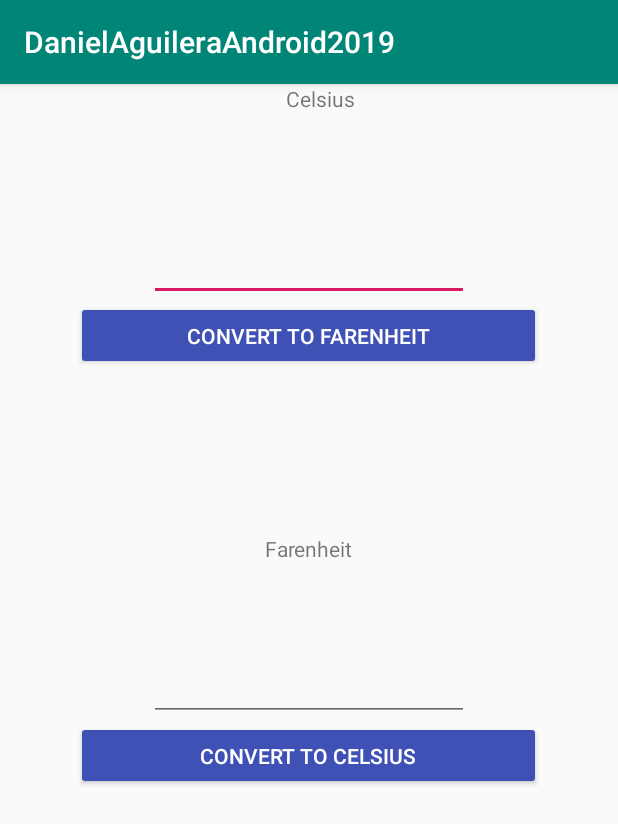
After one commit to eagleera/DanielAguileraAndroid2019, an Android app: the TemperatureConversion screen opened directly, with no data from a screen before it, on a phone screen of 412 x 824 dp. The commit adds this screen. Shown: the top 824 px of the screen. Run offline under Robolectric (Android 15) with nearby library versions, the phone set to English and light mode, and no system bars.

Commit message:
se agrega el temperature conversor

```diff
--- a/app/src/main/AndroidManifest.xml
+++ b/app/src/main/AndroidManifest.xml
@@ -9,6 +9,8 @@
             android:roundIcon="@mipmap/ic_launcher_round"
             android:supportsRtl="true"
             android:theme="@style/AppTheme">
+        <activity android:name=".TemperatureConversion">
+        </activity>
         <activity android:name=".TimeFighter">
         </activity>
         <activity android:name=".HelloWorld">
--- a/app/src/main/java/com/example/danielaguileraandroid2019/MainActivity.kt
+++ b/app/src/main/java/com/example/danielaguileraandroid2019/MainActivity.kt
@@ -16,8 +16,8 @@ class MainActivity : AppCompatActivity() {
             startActivity(intent)
         }
 
-        btnTimeFighter.setOnClickListener {
-            val intent = Intent(this, TimeFighter::class.java)
+        btnTempConversion.setOnClickListener {
+            val intent = Intent(this, TemperatureConversion::class.java)
             startActivity(intent)
         }
     }
--- /dev/null
+++ b/app/src/main/res/layout/activity_temperature_conversion.xml
@@ -0,0 +1,94 @@
+<?xml version="1.0" encoding="utf-8"?>
+<LinearLayout xmlns:android="http://schemas.android.com/apk/res/android"
+     xmlns:app="http://schemas.android.com/apk/res-auto"
+     xmlns:tools="http://schemas.android.com/tools"
+     android:layout_width="match_parent"
+     android:id="@+id/container"
+     android:orientation="vertical"
+     android:layout_height="match_parent">
+    <LinearLayout
+            android:orientation="vertical"
+            android:layout_width="match_parent"
+            android:layout_height="wrap_content"
+            tools:layout_editor_absoluteY="379dp"
+            tools:layout_editor_absoluteX="8dp"
+            android:textAlignment="center"
+            android:gravity="center"
+            android:id="@+id/containerCelsius">
+        <TextView
+                android:text="@string/celsius_lbl"
+                android:layout_width="wrap_content"
+                android:layout_height="wrap_content"
+                android:id="@+id/txtCelsius" app:layout_constraintStart_toStartOf="@+id/editCelsius"
+                android:layout_marginStart="8dp" app:layout_constraintBottom_toTopOf="@+id/editCelsius"/>
+        <EditText
+                android:layout_width="wrap_content"
+                android:layout_height="wrap_content"
+                android:inputType="numberSigned|numberDecimal"
+                android:ems="10"
+                android:id="@+id/editCelsius" app:layout_constraintEnd_toEndOf="parent"
+                android:layout_marginEnd="8dp" app:layout_constraintStart_toStartOf="parent"
+                android:layout_marginStart="8dp" android:layout_marginTop="80dp"
+                app:layout_constraintTop_toTopOf="parent"
+                android:importantForAutofill="no" android:labelFor="@id/txtCelsius"/>
+        <Button
+                android:text="@string/convert_btn_celsius"
+                android:layout_width="310dp"
+                android:layout_height="46dp"
+                android:id="@+id/btnConvertFarenheit" android:width="300sp"
+                app:layout_constraintStart_toStartOf="parent"
+                app:layout_constraintEnd_toEndOf="parent" android:backgroundTint="#3F51B5"
+                app:layout_constraintTop_toBottomOf="@+id/editCelsius"
+                android:textColor="#FFFFFF" app:layout_constraintHorizontal_bias="0.495"
+                android:textAlignment="center"/>
+        <TextView
+                android:layout_width="wrap_content"
+                android:layout_height="wrap_content"
+                android:id="@+id/txtResult"
+                app:layout_constraintTop_toBottomOf="@+id/btnConvertFarenheit"
+                app:layout_constraintEnd_toEndOf="parent"
+                app:layout_constraintStart_toStartOf="parent"
+                android:layout_marginTop="30dp"/>
+    </LinearLayout>
+    <LinearLayout
+            android:orientation="vertical"
+            android:layout_width="match_parent"
+            android:layout_height="wrap_content"
+            android:textAlignment="center"
+            android:gravity="center"
+            android:id="@+id/containerFarenheit" android:layout_marginTop="50sp">
+        <TextView
+                android:text="@string/farenheit_lbl"
+                android:layout_width="wrap_content"
+                android:layout_height="wrap_content"
+                android:id="@+id/txtFarenheit" app:layout_constraintStart_toStartOf="@+id/editFarenheit"
+                android:layout_marginTop="10dp" app:layout_constraintTop_toBottomOf="@+id/txtResult"
+                app:layout_constraintBottom_toTopOf="@+id/editFarenheit" app:layout_constraintVertical_bias="1.0"/>
+        <EditText
+                android:layout_width="wrap_content"
+                android:layout_height="wrap_content"
+                android:inputType="numberSigned|numberDecimal"
+                android:ems="10"
+                android:id="@+id/editFarenheit" app:layout_constraintEnd_toEndOf="parent"
+                android:layout_marginEnd="8dp" app:layout_constraintStart_toStartOf="parent"
+                android:layout_marginStart="8dp"
+                android:importantForAutofill="no" android:labelFor="@id/txtCelsius"
+                android:layout_marginTop="60dp" app:layout_constraintTop_toBottomOf="@+id/txtResult"/>
+        <Button
+                android:text="@string/conver_btn_farenheit"
+                android:layout_width="310dp"
+                android:layout_height="46dp"
+                android:id="@+id/btnConvertCelsius" android:width="300sp" app:layout_constraintStart_toStartOf="parent"
+                app:layout_constraintEnd_toEndOf="parent" android:backgroundTint="#3F51B5"
+                android:textColor="#FFFFFF" app:layout_constraintHorizontal_bias="0.495"
+                app:layout_constraintTop_toBottomOf="@+id/editFarenheit"/>
+        <TextView
+                android:layout_width="wrap_content"
+                android:layout_height="wrap_content"
+                android:id="@+id/txtResult2"
+                app:layout_constraintEnd_toEndOf="parent"
+                app:layout_constraintStart_toStartOf="parent"
+                app:layout_constraintBottom_toBottomOf="parent" android:layout_marginTop="8dp"
+                app:layout_constraintTop_toBottomOf="@+id/btnConvertCelsius"/>
+    </LinearLayout>
+</LinearLayout>
--- a/app/src/main/res/values/colors.xml
+++ b/app/src/main/res/values/colors.xml
@@ -3,4 +3,6 @@
     <color name="colorPrimary">#008577</color>
     <color name="colorPrimaryDark">#00574B</color>
     <color name="colorAccent">#D81B60</color>
+    <color name="colorCold">#0dabb8</color>
+    <color name="colorHot">#81022d</color>
 </resources>
--- a/app/src/main/res/values/strings.xml
+++ b/app/src/main/res/values/strings.xml
@@ -8,4 +8,12 @@
     <string name="timefighter">TIMEFIGHTER</string>
     <string name="name_repo">DanielAguileraAndroid2019 \n @eagleera</string>
     <string name="end_game">Game Over %s</string>
+    <string name="tempConversion">Convert temperature</string>
+    <string name="convert_temp">Convert</string>
+    <string name="celsius">Celsius</string>
+    <string name="celsius_placeholder">10</string>
+    <string name="celsius_lbl">Celsius</string>
+    <string name="convert_btn_celsius">Convert to Farenheit</string>
+    <string name="farenheit_lbl">Farenheit</string>
+    <string name="conver_btn_farenheit">Convert to Celsius</string>
 </resources>
```
Also changed, not shown: app/src/main/java/com/example/danielaguileraandroid2019/TemperatureConversion.kt (added, +47 -0 lines), app/src/main/res/layout/activity_main.xml (+11 -1 lines).
